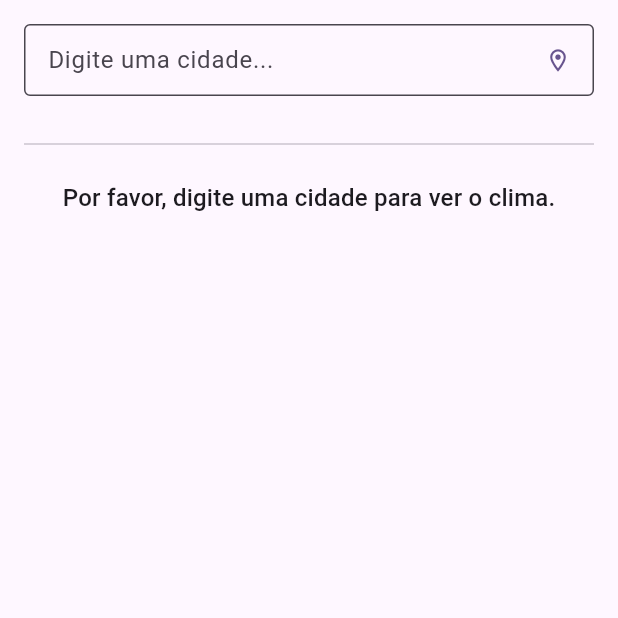
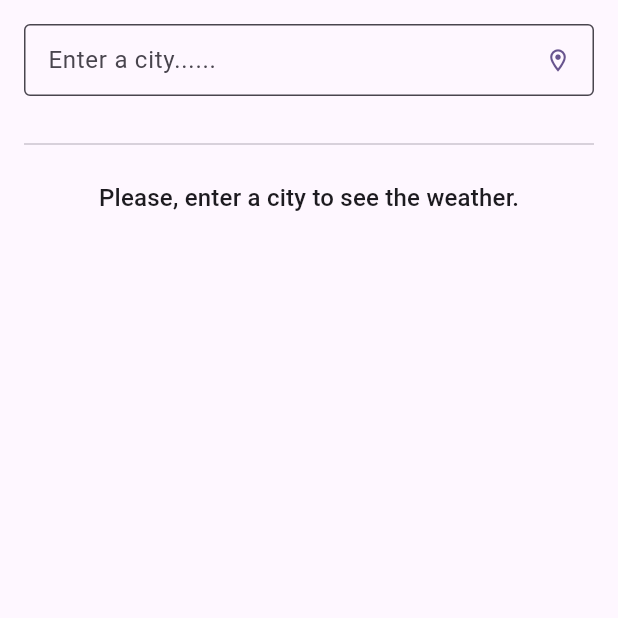
Before and after one commit to arielsardinha/weather-flutter, a Flutter app: the screen it shows after launch, on a phone screen of 412 x 824 dp, the top half of it. Run offline on Flutter 3.47's test engine with Material 2 defaults, Android fonts, the phone set to English and light mode, and no system bars; our stand-ins replace dio, geolocator, localization.

Commit message:
feat (intl): internacionalizando app

```diff
--- a/lib/app/modules/home/view/home_view.dart
+++ b/lib/app/modules/home/view/home_view.dart
@@ -2,6 +2,7 @@
 import 'package:intl/intl.dart';
 
 import 'package:flutter/material.dart';
+import 'package:localization/localization.dart';
 import 'package:open_weather_map/app/components/buttons/custon_text_form_field.dart';
 import 'package:open_weather_map/data/blocs/weather/weather_bloc.dart';
 import 'package:open_weather_map/data/blocs/weather/weather_events.dart';
@@ -43,8 +44,8 @@ class _HomeViewState extends State<HomeView>
       widget.bloc.inputWeather.add(WeatherLoadEvent(latLong: latLng));
     } catch (e) {
       ScaffoldMessenger.of(context).showSnackBar(
-        const SnackBar(
-          content: Text('Por favor, ative a localização do dispositivo'),
+        SnackBar(
+          content: Text('device_location_error'.i18n()),
           backgroundColor: Colors.red,
         ),
       );
@@ -98,7 +99,7 @@ class _HomeViewState extends State<HomeView>
                               }
                             }, cancel: value.isEmpty);
                           },
-                          label: 'Digite uma cidade...',
+                          label: '${'enter_city'.i18n()}...',
                           suffixIcon: IconButton(
                             onPressed: () {
                               getWeatherByLatLng();
@@ -126,9 +127,8 @@ class _HomeViewState extends State<HomeView>
                           InfoText(msg: err),
                         WeatherSuccessState(weather: final weather!) =>
                           InfoWeather(weather: weather),
-                        WeatherInitialState() => const InfoText(
-                            msg:
-                                'Por favor, digite uma cidade para ver o clima.'),
+                        WeatherInitialState() =>
+                          InfoText(msg: 'initial_message'.i18n()),
                         WeatherLoadState() ||
                         _ =>
                           const CircularProgressIndicator.adaptive(),
@@ -170,7 +170,7 @@ class InfoWeather extends StatelessWidget {
     final theme = Theme.of(context);
     final today = DateTime.now();
 
-    final formattedDate = DateFormat('EEEE, d MMM, yyyy').format(today);
+    final formattedDate = DateFormat('date_format'.i18n()).format(today);
 
     return Container(
       margin: const EdgeInsets.symmetric(horizontal: 16),
@@ -212,7 +212,7 @@ class InfoWeather extends StatelessWidget {
                     width: 8,
                   ),
                   Text(
-                    "Humidity: ${weather.main.humidity}%",
+                    "${'humidity'.i18n()}: ${weather.main.humidity}%",
                     style: theme.textTheme.titleMedium,
                   ),
                 ],
@@ -227,7 +227,7 @@ class InfoWeather extends StatelessWidget {
                     width: 8,
                   ),
                   Text(
-                    "Wind: ${weather.wind.speed} m/s",
+                    "${'wind'.i18n()}: ${weather.wind.speed} m/s",
                     style: theme.textTheme.titleMedium,
                   ),
                 ],
@@ -242,7 +242,7 @@ class InfoWeather extends StatelessWidget {
                     width: 8,
                   ),
                   Text(
-                    "Visibilidade: ${weather.visibility}",
+                    "${'visibility'.i18n()}: ${weather.visibility}",
                     style: theme.textTheme.titleMedium,
                   ),
                   PopupMenuButton(
@@ -286,12 +286,12 @@ class InfoWeather extends StatelessWidget {
               mainAxisAlignment: MainAxisAlignment.center,
               children: [
                 Text(
-                  "Min: ${weather.main.tempMin?.toStringAsFixed(1)}°C",
+                  "${'min'.i18n()}: ${weather.main.tempMin?.toStringAsFixed(1)}°C",
                   style: theme.textTheme.titleMedium,
                 ),
                 const SizedBox(width: 16),
                 Text(
-                  "Max: ${weather.main.tempMax?.toStringAsFixed(1)}°C",
+                  "${'max'.i18n()}: ${weather.main.tempMax?.toStringAsFixed(1)}°C",
                   style: theme.textTheme.titleMedium,
                 ),
               ],
--- /dev/null
+++ b/lib/i18n/en_US.json
@@ -0,0 +1,14 @@
+{
+    "enter_city": "Enter a city...",
+    "device_location_error": "Please, enable the device's location",
+    "initial_message": "Please, enter a city to see the weather.",
+    "date_format": "EEEE, d MMM, yyyy",
+    "humidity": "Humidity",
+    "wind": "Wind",
+    "visibility": "Visibility",
+    "min": "Min",
+    "max": "Max",
+    "location_service_disabled": "Location service is disabled.",
+    "location_permission_denied": "Location permission was denied.",
+    "location_permission_denied_forever": "Location permission is permanently denied, please allow it in settings."
+}
--- a/lib/main.dart
+++ b/lib/main.dart
@@ -1,19 +1,38 @@
 import 'package:flutter/material.dart';
+import 'package:flutter_localizations/flutter_localizations.dart';
 import 'package:open_weather_map/app/router/pages.dart';
 import 'package:open_weather_map/app/router/routers.dart';
+import 'package:localization/localization.dart';
 
 void main() {
   runApp(const MyApp());
 }
 
-class MyApp extends StatelessWidget {
+class MyApp extends StatefulWidget {
   const MyApp({super.key});
 
   @override
+  State<MyApp> createState() => _MyAppState();
+}
+
+class _MyAppState extends State<MyApp> {
+  @override
   Widget build(BuildContext context) {
+    LocalJsonLocalization.delegate.directories = ['lib/i18n'];
+
     return MaterialApp(
       title: 'weather',
       debugShowCheckedModeBanner: false,
+      localizationsDelegates: [
+        GlobalMaterialLocalizations.delegate,
+        GlobalWidgetsLocalizations.delegate,
+        GlobalCupertinoLocalizations.delegate,
+        LocalJsonLocalization.delegate,
+      ],
+      supportedLocales: const [
+        Locale('pt', 'BR'),
+        Locale('en', 'US'),
+      ],
       theme: ThemeData(
         colorScheme: ColorScheme.fromSeed(seedColor: Colors.deepPurple),
         useMaterial3: true,
```
Also changed, not shown: lib/data/utils/mixins/geolocator_mixin.dart (+5 -4 lines), lib/i18n/pt_BR.json (added, +14 -0 lines), pubspec.yaml (+6 -4 lines), pubspec.lock.
